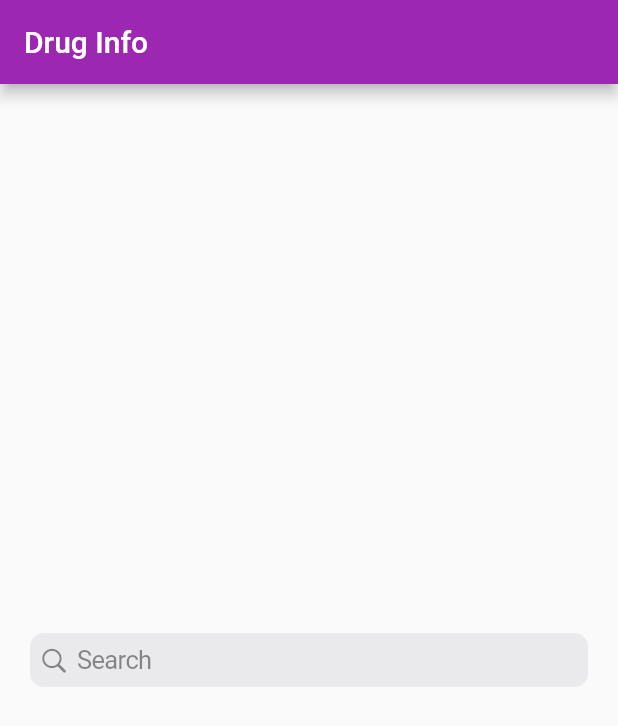
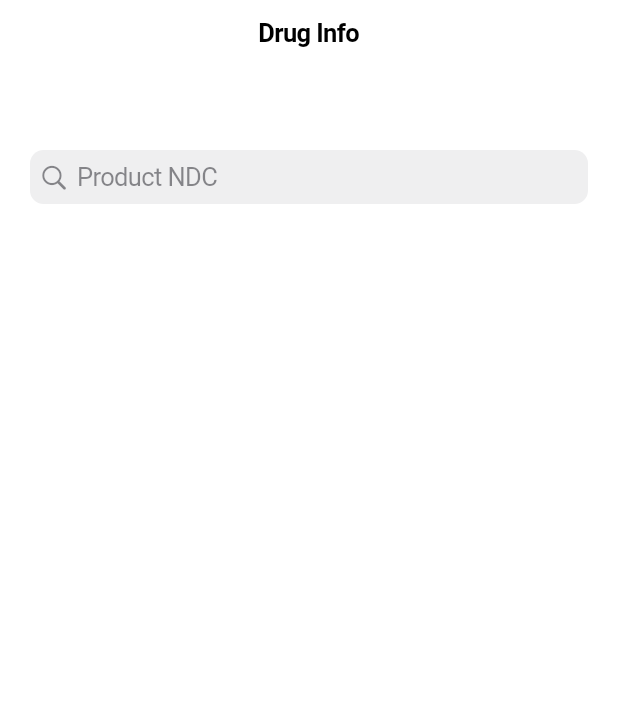
Before and after one commit to xorps/druginfo, a Flutter app: the screen it shows after launch, on a phone screen of 412 x 824 dp. Shown: the top 726 px of the screen. Run offline on Flutter 3.47's test engine with Material 2 defaults, Android fonts, the light colour scheme and no system bars.

Commit message:
update search

```diff
--- a/lib/main.dart
+++ b/lib/main.dart
@@ -2,90 +2,119 @@ import 'dart:convert';
 import 'package:flutter/material.dart';
 import 'package:flutter/cupertino.dart';
 import 'package:http/http.dart' as http;
+import 'state_machine.dart';
 
 void main() => runApp(App());
 
-abstract class SearchStatus {
-  T match<T>(T Function(Idle) caseIdle, T Function(Loading) caseLoading, T Function(Ready) caseReady);
-}
-
-class Idle extends SearchStatus {
-  T match<T>(T Function(Idle) caseIdle, T Function(Loading) caseLoading, T Function(Ready) caseReady) => caseIdle(this);
-}
-
-class Loading extends SearchStatus {
-  T match<T>(T Function(Idle) caseIdle, T Function(Loading) caseLoading, T Function(Ready) caseReady) => caseLoading(this);
-}
-
-class Ready extends SearchStatus {
-  final String result;
-
-  Ready(this.result);
-
-  T match<T>(T Function(Idle) caseIdle, T Function(Loading) caseLoading, T Function(Ready) caseReady) => caseReady(this);
-}
-
-class SearchBar extends StatefulWidget {
-  @override
-  State<SearchBar> createState() => SearchBarState();
-}
-
-class SearchBarState extends State<SearchBar> {
-  SearchStatus _status = Idle();
-
-  void _onSubmitted(String text) async {
-    setState(() {
-      _status = Loading();
-    });
-
+mixin SearchField on FsmState {
+  void onSubmitted(String text) async {
+    setState(Loading());
     try {
-      final url = Uri.parse('https://api.fda.gov/drug/label.json?search=openfda.product_ndc:"$text"');
+      final url = Uri.parse('https://api.fda.gov/drug/label.json?search=openfda.product_ndc:"$text"&limit=1');
       final result = await http.get(url);
       final txt = result.body;
-      setState(() {
-        _status = Ready(txt);
-      });
+      final json = jsonDecode(txt);
+      if (json is Map && json["error"] is Map && json["error"]["message"] is String) {
+        setState(ApiErrorMessage(json["error"]["message"]));
+      } else if (json is Map && json["results"] is List) {
+        final results = json["results"] as List<dynamic>;
+        if (results.length > 0 && results.first is Map) {
+          setState(Ready(results.first));
+        } else {
+          setState(EmptyResults());
+        }
+      }
     } catch (err) {
-      setState(() {
-        _status = Ready("Error: $err");
-      });
+      setState(CaughtError(err));
     }
   }
 
+  Widget searchField() => CupertinoSearchTextField(placeholder: 'Product NDC', onSubmitted: onSubmitted);
+}
+
+class Idle extends FsmState with SearchField {
+  @override
+  Widget render() => searchField();
+}
+
+class Loading extends FsmState {
+  @override
+  Widget render() => CupertinoActivityIndicator();
+}
+
+class Drug {
+  final String name;
+  Drug({required this.name});
+}
+
+class Ready extends FsmState with SearchField {
+  final Map _result;
+
+  Ready(this._result);
+
+  static Widget _renderEntry(MapEntry<dynamic, dynamic> entry) {
+    final key = Text(entry.key);
+    final value = Text(entry.value);
+    final decoration = BoxDecoration(color: CupertinoColors.extraLightBackgroundGray, borderRadius: BorderRadius.circular(10));
+    return Container(margin: EdgeInsets.symmetric(vertical: 10), padding: EdgeInsets.all(10), decoration: decoration, child: Column(crossAxisAlignment: CrossAxisAlignment.start, children: [key, value]));
+  }
+
+  Widget _renderResult() {
+    final children = _result.entries.where((entry) => entry.value is String).map(_renderEntry).toList();
+    return ListView(
+      children: children,
+      primary: false
+    );
+  }
+
+  @override
+  Widget render() => Column(children: [searchField(), Expanded(child: _renderResult())]);
+}
+
+class ApiErrorMessage extends FsmState with SearchField {
+  final String _message;
+
+  ApiErrorMessage(this._message);
+
+  @override
+  Widget render() => Column(children: [searchField(), Text(_message)]);
+}
+
+class CaughtError extends FsmState with SearchField {
+  final dynamic _err;
+
+  CaughtError(this._err);
+
+  @override
+  Widget render() => Column(children: [searchField(), Text("Error: $_err")]);
+}
+
+class EmptyResults extends FsmState with SearchField {
+  @override
+  Widget render() => Column(children: [searchField(), Text("No Results")]);
+}
+
+class SearchBar extends StateMachineWidget {
+  @override
+  initialState() => Idle();
+}
+
+class App extends StatelessWidget {
   @override
   Widget build(BuildContext ctx) {
-    return _status.match(
-      (Idle _) => CupertinoSearchTextField(onSubmitted: _onSubmitted),
-      (Loading _) => CupertinoActivityIndicator(),
-      (Ready r) => Column(children: [CupertinoSearchTextField(onSubmitted: _onSubmitted), Text(r.result)]),
+    return CupertinoApp(
+      title: 'Flutter Demo',
+      home: HomePage()
     );
   }
 }
 
-class App extends StatelessWidget {
+class HomePage extends StatelessWidget {
   @override
-  build(ctx) => MaterialApp(
-      title: 'Flutter Demo',
-      theme: ThemeData(primarySwatch: Colors.purple),
-      home: HomePage(title: 'Drug Info'));
+  Widget build(BuildContext ctx) {
+    return CupertinoPageScaffold(
+      navigationBar: CupertinoNavigationBar(middle: Text('Drug Info')),
+      child: SafeArea(minimum: EdgeInsets.symmetric(vertical: 100, horizontal: 20), child: SearchBar()),
+    );
+  }
 }
-
-class HomePage extends StatefulWidget {
-  final String title;
-
-  HomePage({Key? key, required this.title}) : super(key: key);
-
-  @override
-  createState() => HomePageState();
-}
-
-class HomePageState extends State<HomePage> {
-  @override
-  build(ctx) => Scaffold(
-      appBar: AppBar(title: Text(widget.title)),
-      body: Center(
-          child: Column(mainAxisAlignment: MainAxisAlignment.center, children: [
-        SafeArea(
-            minimum: EdgeInsets.symmetric(horizontal: 20), child: SearchBar())
-      ])));
-}
--- /dev/null
+++ b/lib/state_machine.dart
@@ -0,0 +1,50 @@
+import 'package:flutter/widgets.dart';
+
+/*
+class FsmContext {
+  final _StateMachineWidgetState _widgetState;
+  final BuildContext _buildContext;
+
+  get buildContext => _buildContext;
+
+  FsmContext(this._buildContext, this._widgetState);
+
+  void setState(FsmState nextState) {
+    _widgetState.state = nextState;
+  }
+}
+*/
+
+abstract class FsmState {
+  late final _StateMachineWidgetState _widgetState;
+
+  set widgetState(_StateMachineWidgetState widgetState) => _widgetState = widgetState;
+
+  void setState(FsmState nextState) {
+    nextState._widgetState = _widgetState;
+    _widgetState.state = nextState;
+  }
+
+  Widget render();
+}
+
+class _StateMachineWidgetState extends State<StateMachineWidget> {
+  FsmState _state;
+  FsmState get state => _state;
+  set state(FsmState next) => setState(() => _state = next);
+
+  _StateMachineWidgetState(this._state) : super() {
+    _state.widgetState = this;
+  }
+
+  @override
+  Widget build(BuildContext ctx) => state.render();
+}
+
+abstract class StateMachineWidget extends StatefulWidget {
+  @override
+  _StateMachineWidgetState createState() => _StateMachineWidgetState(initialState());
+
+  @protected
+  FsmState initialState();
+}
--- a/pubspec.yaml
+++ b/pubspec.yaml
@@ -24,7 +24,6 @@ dependencies:
   flutter:
     sdk: flutter
   http: ^0.13.1
-
 
   # The following adds the Cupertino Icons font to your application.
   # Use with the CupertinoIcons class for iOS style icons.
```
Also changed, not shown: lib/variant3.dart (added, +18 -0 lines).
